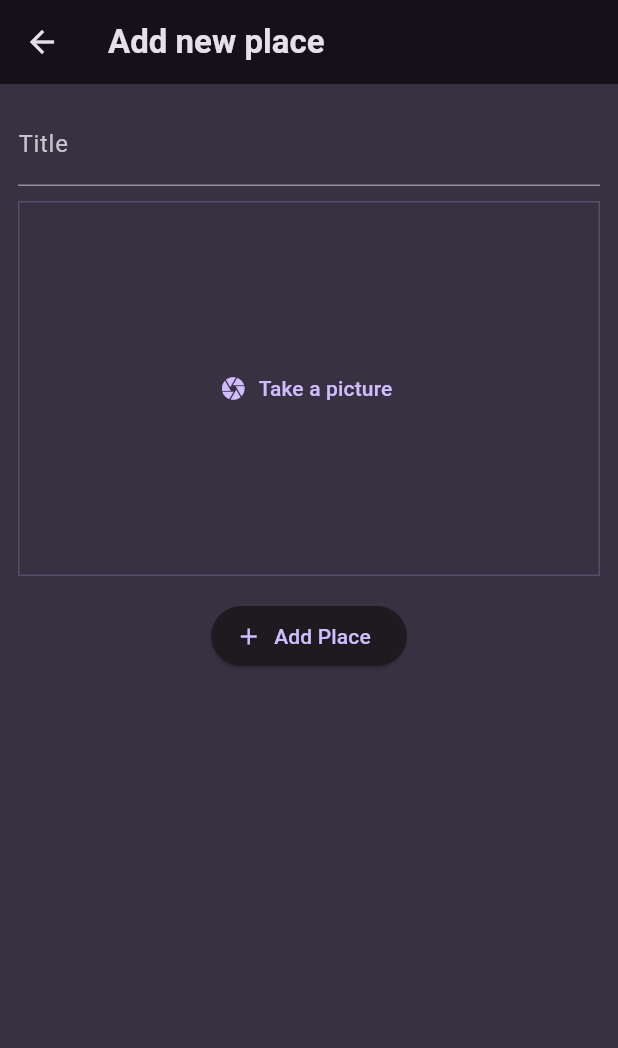
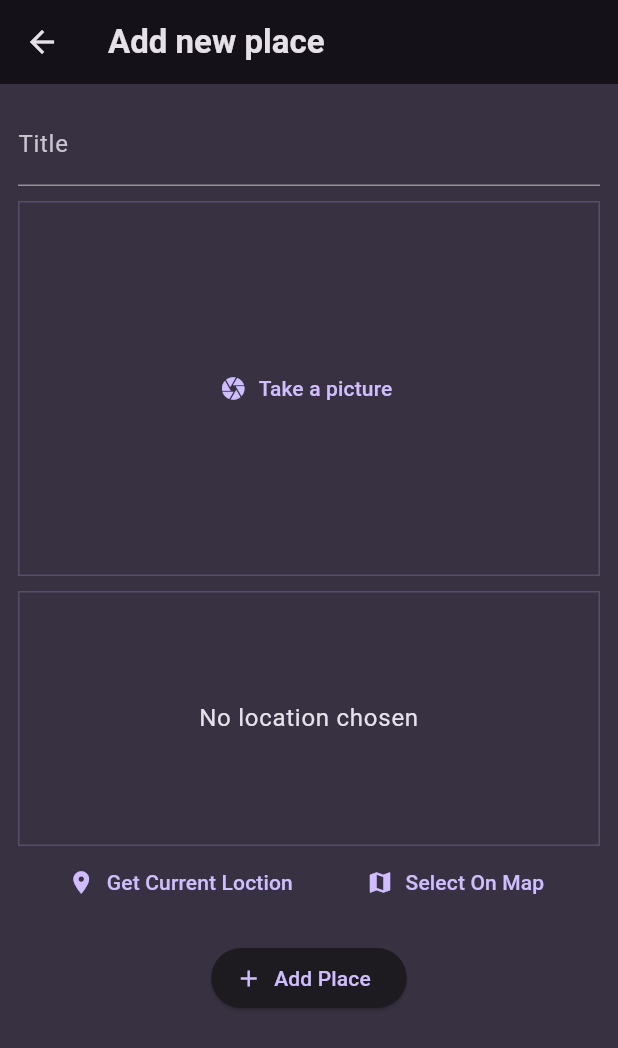
Before and after one commit to HugoLaurent/favorite_place, a Flutter app: the AddPlaceScreen screen opened directly, on a phone screen of 412 x 824 dp. Shown: the top 1048 px of the screen. Run offline on Flutter 3.47's test engine with Material 3 defaults, Android fonts, the phone set to English and light mode, and no system bars; our stand-ins replace flutter_riverpod, google_fonts, image_picker.

Commit message:
Mise en place de l'ui pour la localisation

```diff
--- a/lib/screens/add_place.dart
+++ b/lib/screens/add_place.dart
@@ -1,6 +1,7 @@
 import 'dart:io';
 
 import 'package:favorite_place/widgets/image_input.dart';
+import 'package:favorite_place/widgets/location_input.dart';
 import 'package:flutter/material.dart';
 
 import 'package:flutter_riverpod/flutter_riverpod.dart';
@@ -63,6 +64,8 @@ class _AddPlaceScreenState extends ConsumerState<AddPlaceScreen> {
                 _selectedImage = image;
               },
             ),
+            const SizedBox(height: 10),
+            const LocationInput(),
             const SizedBox(height: 16),
             ElevatedButton.icon(
               onPressed: _savePlace,
--- /dev/null
+++ b/lib/widgets/location_input.dart
@@ -0,0 +1,52 @@
+import 'package:flutter/material.dart';
+
+class LocationInput extends StatefulWidget {
+  const LocationInput({super.key});
+
+  @override
+  State<StatefulWidget> createState() {
+    return _LocationInputState();
+  }
+}
+
+class _LocationInputState extends State<LocationInput> {
+  @override
+  Widget build(BuildContext context) {
+    return Column(
+      children: [
+        Container(
+          height: 170,
+          width: double.infinity,
+          alignment: Alignment.center,
+          decoration: BoxDecoration(
+            border: Border.all(
+              width: 1,
+              color: Theme.of(context).colorScheme.primary.withOpacity(.2),
+            ),
+          ),
+          child: Text(
+            'No location chosen',
+            textAlign: TextAlign.center,
+            style: Theme.of(context)
+                .textTheme
+                .bodyLarge!
+                .copyWith(color: Theme.of(context).colorScheme.onBackground),
+          ),
+        ),
+        Row(
+          mainAxisAlignment: MainAxisAlignment.spaceEvenly,
+          children: [
+            TextButton.icon(
+                onPressed: () {},
+                icon: const Icon(Icons.location_on),
+                label: const Text('Get Current Loction')),
+            TextButton.icon(
+                onPressed: () {},
+                icon: const Icon(Icons.map),
+                label: const Text('Select On Map'))
+          ],
+        ),
+      ],
+    );
+  }
+}
```
